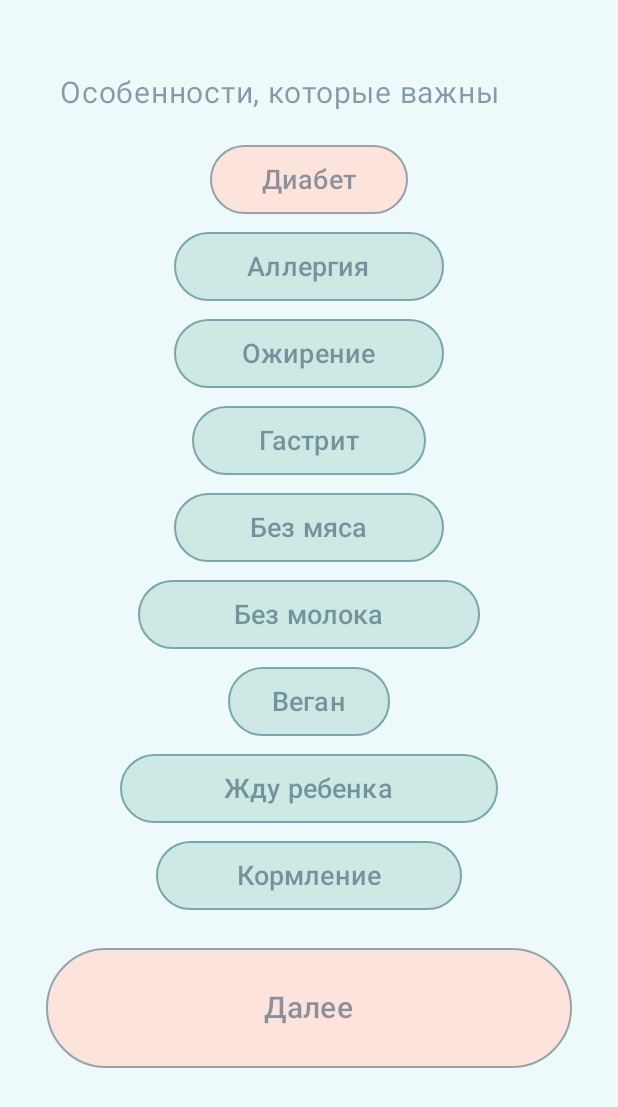
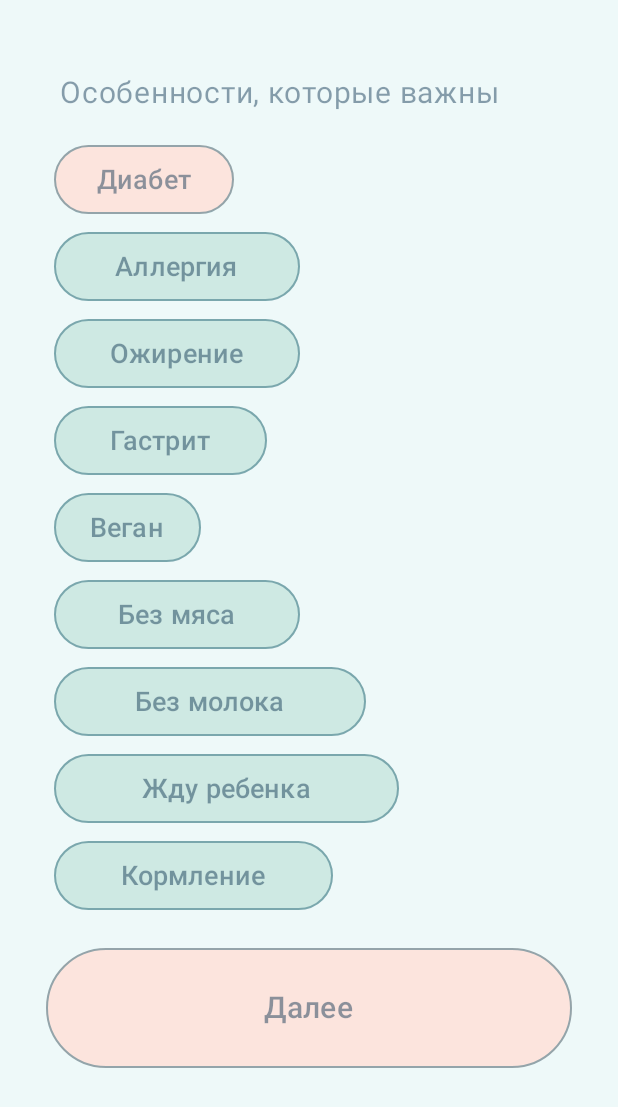
Before and after one commit to aaivol/MyApp, an Android app built with Jetpack Compose: the FiltersScreen screen opened through its navigation route, after a tap on "Диабет", on a phone screen of 412 x 824 dp. Shown: the top 1107 px of the screen. Run offline under Robolectric (Android 15) with nearby library versions, the phone set to English and light mode, and no system bars; our stand-ins replace accompanist.

Commit message:
Portrait view + Filters multiple choice

```diff
--- a/app/src/main/AndroidManifest.xml
+++ b/app/src/main/AndroidManifest.xml
@@ -17,7 +17,8 @@
             android:name=".MainActivity"
             android:exported="true"
             android:label="@string/app_name"
-            android:theme="@style/Theme.MyApp">
+            android:theme="@style/Theme.MyApp"
+            android:screenOrientation="portrait">
             <intent-filter>
                 <action android:name="android.intent.action.MAIN" />
 
--- a/app/src/main/java/com/example/myapp/ui/filters/FiltersScreen.kt
+++ b/app/src/main/java/com/example/myapp/ui/filters/FiltersScreen.kt
@@ -26,6 +26,7 @@ import androidx.compose.material3.TextFieldDefaults
 import androidx.compose.material3.rememberTopAppBarState
 import androidx.compose.runtime.Composable
 import androidx.compose.runtime.getValue
+import androidx.compose.runtime.mutableStateListOf
 import androidx.compose.runtime.mutableStateOf
 import androidx.compose.runtime.remember
 import androidx.compose.runtime.saveable.rememberSaveable
@@ -64,39 +65,16 @@ fun FiltersScreen(
     navController: NavController
     //viewmodel
 ) {
-    Column(
-        modifier = Modifier
-            .background(page)
-            .fillMaxSize(),
-        horizontalAlignment = Alignment.CenterHorizontally,
-    ) {
-        FiltersText()
-        DietGoalButtons()
-        OutlinedButton(
-            onClick = {
-                //navController.navigate(HomeDestination.route)
-            },
-            border = BorderStroke(1.dp, borderBlue),
-            colors = ButtonDefaults.buttonColors(
-                containerColor = orange,
-            ),
-            modifier = Modifier
-                .padding(top = 10.dp) // margin
-                .fillMaxWidth(0.9f)
-                .height(100.dp)
-                .padding(10.dp) //padding
-        ) {
-            Text(
-                text = "Далее",
-                color = textBlue,
-                fontSize = 20.sp
-            )
+    FiltersBody(
+        toHome = {
+
         }
-    }
+    )
 }
 
 @Composable
 fun FiltersBody(
+    toHome: () -> Unit
 ) {
     Column(
         modifier = Modifier
@@ -107,9 +85,7 @@ fun FiltersBody(
         FiltersText()
         DietGoalButtons()
         OutlinedButton(
-            onClick = {
-                //navigate-to-home
-            },
+            onClick = toHome,
             border = BorderStroke(1.dp, borderBlue),
             colors = ButtonDefaults.buttonColors(
                 containerColor = orange,
@@ -149,29 +125,33 @@ fun DietGoalButtons() {
         "Аллергия",
         "Ожирение",
         "Гастрит",
+        "Веган",
         "Без мяса",
         "Без молока",
-        "Веган",
         "Жду ребенка",
         "Кормление",
     )
 
-    var selectedFilters by remember {
-        mutableStateOf("")
+    var selectedFilters = remember {
+        mutableStateListOf<String>()
     }
     val onSelectionChange = { filter: String ->
-        selectedFilters = filter
+        selectedFilters.add(filter)
     }
 
     Column(
-        horizontalAlignment = Alignment.CenterHorizontally,
+        horizontalAlignment = Alignment.Start,
         modifier = Modifier
-            .padding(top = 10.dp),
+            .padding(top = 10.dp)
+            .padding(horizontal = 30.dp)
+            .fillMaxWidth()
     ) {
         filters.forEach { filter ->
-            val color = if (selectedFilters == filter) orange else login
+            val color = if (
+                selectedFilters.contains(filter)
+                ) orange else login
             val len = filter.length
-            val btnwid = (len * 24).dp
+            val btnwid = (len * 22).dp
 
             //KEY for DATABASE
             val key: Int = filters.indexOf(filter) + 1
@@ -205,5 +185,7 @@ fun DietGoalButtons() {
 @Preview(showBackground = true)
 @Composable
 fun FiltersBodyPreview() {
-    FiltersBody()
+    FiltersBody(
+        toHome = {}
+    )
 }
--- a/app/src/main/java/com/example/myapp/ui/login/LoginViewModel.kt
+++ b/app/src/main/java/com/example/myapp/ui/login/LoginViewModel.kt
@@ -24,8 +24,7 @@ import kotlinx.coroutines.launch
 /**
  * ViewModel validate [User] during LOGIN from the [AppRepository]'s data source.
  */
-class LoginViewModel (
-    private val appRepository : AppRepository
-) : ViewModel() {
+class LoginViewModel ( private val appRepository : AppRepository) : ViewModel() {
+
 
 }
```
Also changed, not shown: app/src/main/java/com/example/myapp/ui/goal/DietGoalScreen.kt (+6 -6 lines).
